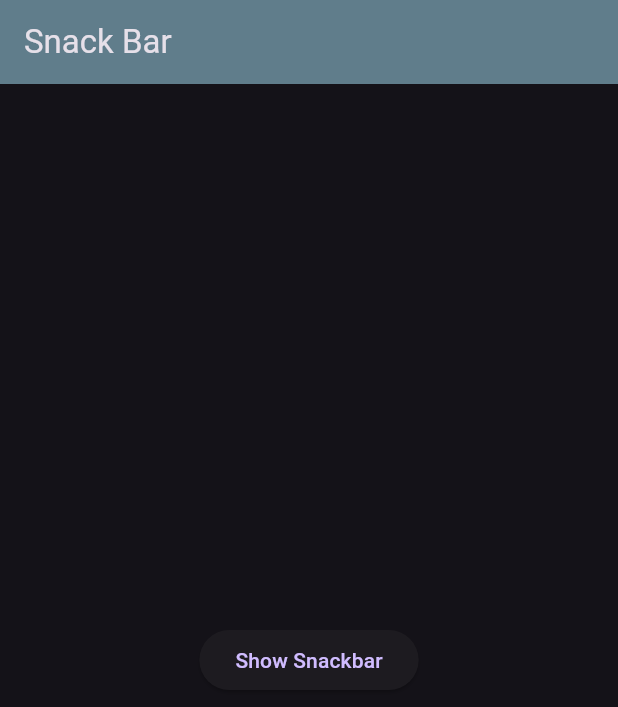
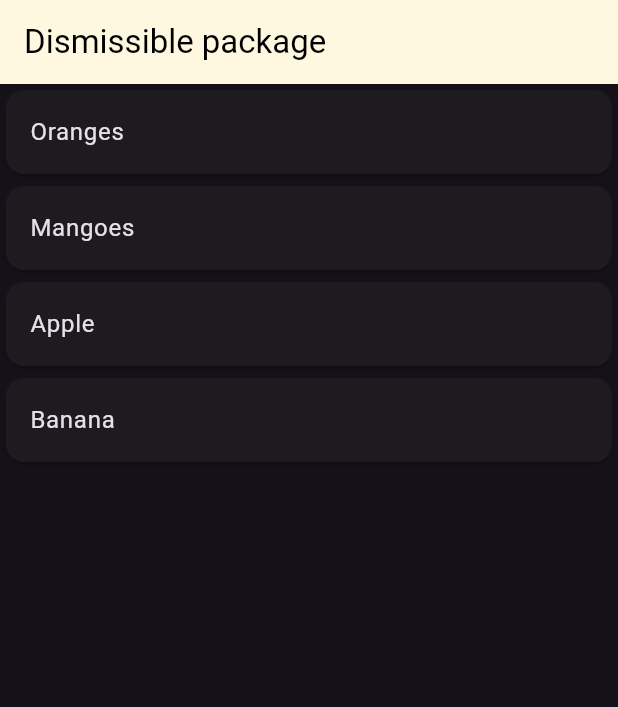
Before and after one commit to SheryarTahir/container_sizedbox, a Flutter app: the screen it shows after launch, on a phone screen of 412 x 824 dp. Shown: the top 707 px of the screen. Run offline on Flutter 3.47's test engine with Material 3 defaults, Android fonts, the phone set to English and light mode, and no system bars.

Commit message:
Dismissible package

```diff
--- a/lib/main.dart
+++ b/lib/main.dart
@@ -1,4 +1,5 @@
 import 'package:container_sizedbox/widgets/button.dart';
+import 'package:container_sizedbox/widgets/dismissible.dart';
 import 'package:container_sizedbox/widgets/list_grid.dart';
 import 'package:container_sizedbox/widgets/sackbar.dart';
 import 'package:flutter/material.dart';
@@ -16,7 +17,7 @@ class MyApp extends StatelessWidget {
       debugShowCheckedModeBanner: false,
       theme:
           ThemeData(brightness: Brightness.dark, primaryColor: Colors.purple),
-      home: const SnackbarWidget(),
+      home: const DismissibleWidget(),
     );
   }
 }
--- /dev/null
+++ b/lib/widgets/dismissible.dart
@@ -0,0 +1,59 @@
+import 'package:flutter/material.dart';
+
+class DismissibleWidget extends StatefulWidget {
+  const DismissibleWidget({super.key});
+
+  @override
+  State<DismissibleWidget> createState() => _DismissibleWidgetState();
+}
+
+class _DismissibleWidgetState extends State<DismissibleWidget> {
+  List<String> fruits = ['Oranges', 'Mangoes', 'Apple', 'Banana'];
+  @override
+  Widget build(BuildContext context) {
+    return Scaffold(
+      appBar: AppBar(
+        backgroundColor: Colors.amber.shade50,
+        title: const Text(
+          'Dismissible package',
+          style: TextStyle(color: Colors.black),
+        ),
+      ),
+      body: ListView.builder(
+        itemCount: fruits.length,
+        itemBuilder: (context, index) {
+          final fruit = fruits[index];
+          return Dismissible(
+              onDismissed: (direction) {
+                if (direction == DismissDirection.startToEnd) {
+                  ScaffoldMessenger.of(context).showSnackBar(
+                    SnackBar(
+                      behavior: SnackBarBehavior.floating,
+                      content: Text(fruits[index]),
+                      backgroundColor: Colors.red,
+                    ),
+                  );
+                } else {
+                  ScaffoldMessenger.of(context).showSnackBar(SnackBar(
+                      behavior: SnackBarBehavior.floating,
+                      content: Text(fruits[index]),
+                      backgroundColor: Colors.green));
+                }
+              },
+              key: Key(fruit),
+              background: Container(
+                color: Colors.red,
+              ),
+              secondaryBackground: Container(
+                color: Colors.green,
+              ),
+              child: Card(
+                child: ListTile(
+                  title: Text(fruits[index]),
+                ),
+              ));
+        },
+      ),
+    );
+  }
+}
```
